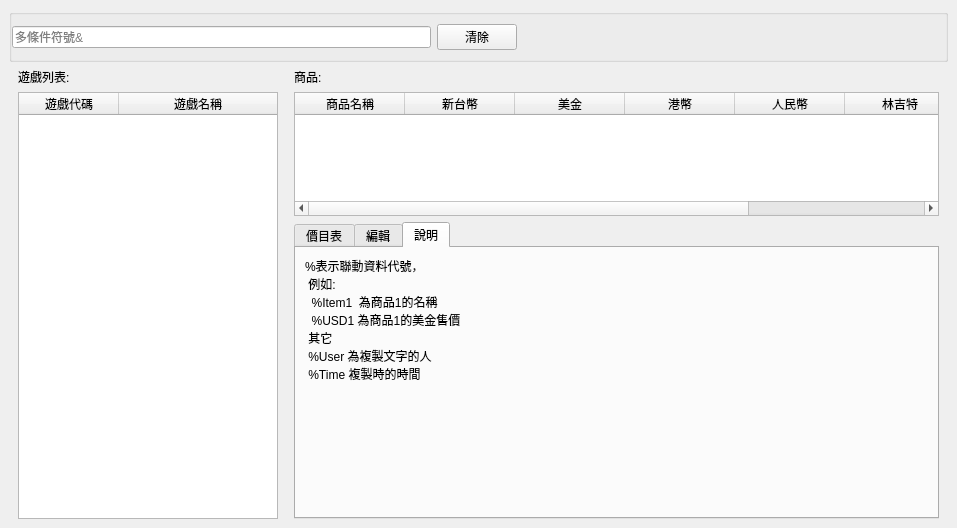
Old version of the form src/AdbClient/StageOrder/LayerCostTable.ui in the repository roger0816/Adb.
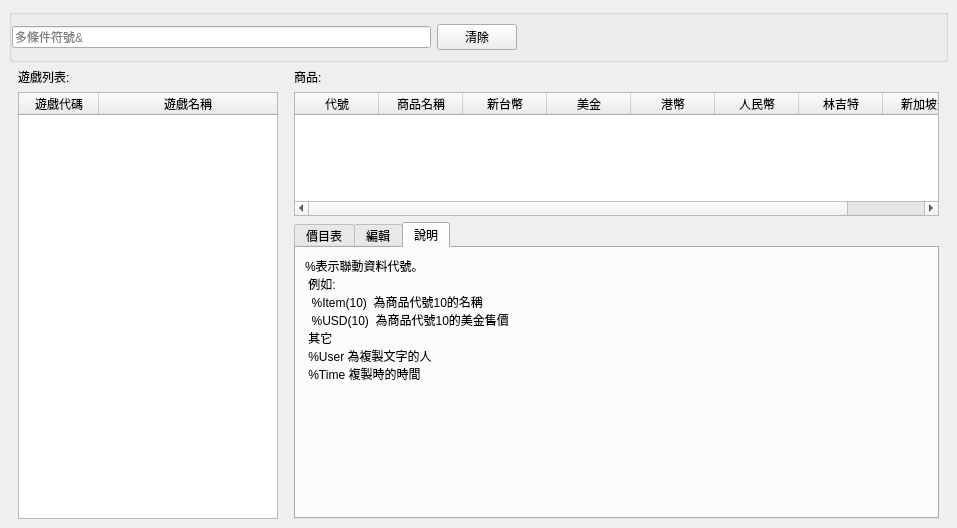
New version of the form. The open tabs and pages were chosen to show the change.

```diff
--- a/src/AdbClient/StageOrder/LayerCostTable.ui
+++ b/src/AdbClient/StageOrder/LayerCostTable.ui
@@ -155,12 +155,18 @@
                  <property name="selectionBehavior">
                   <enum>QAbstractItemView::SelectRows</enum>
                  </property>
+                 <attribute name="horizontalHeaderDefaultSectionSize">
+                  <number>80</number>
+                 </attribute>
                  <attribute name="horizontalHeaderStretchLastSection">
                   <bool>true</bool>
                  </attribute>
                  <attribute name="verticalHeaderVisible">
                   <bool>false</bool>
                  </attribute>
+                 <attribute name="verticalHeaderDefaultSectionSize">
+                  <number>37</number>
+                 </attribute>
                  <column>
                   <property name="text">
                    <string>遊戲代碼</string>
@@ -286,10 +292,10 @@
                    <item row="0" column="0">
                     <widget class="QLabel" name="label_2">
                      <property name="text">
-                      <string>%表示聯動資料代號，
+                      <string>%表示聯動資料代號。
  例如:
-  %Item1  為商品1的名稱  
-  %USD1 為商品1的美金售價 
+  %Item(10)  為商品代號10的名稱  
+  %USD(10)  為商品代號10的美金售價 
  其它
  %User 為複製文字的人 
  %Time 複製時的時間      </string>
@@ -342,9 +348,20 @@
                  <property name="editTriggers">
                   <set>QAbstractItemView::NoEditTriggers</set>
                  </property>
+                 <attribute name="horizontalHeaderVisible">
+                  <bool>true</bool>
+                 </attribute>
                  <attribute name="horizontalHeaderDefaultSectionSize">
-                  <number>110</number>
+                  <number>84</number>
                  </attribute>
+                 <attribute name="verticalHeaderVisible">
+                  <bool>false</bool>
+                 </attribute>
+                 <column>
+                  <property name="text">
+                   <string>代號</string>
+                  </property>
+                 </column>
                  <column>
                   <property name="text">
                    <string>商品名稱</string>
```
Left out of the diff: 2 changed lines with no effect on the pictures.
